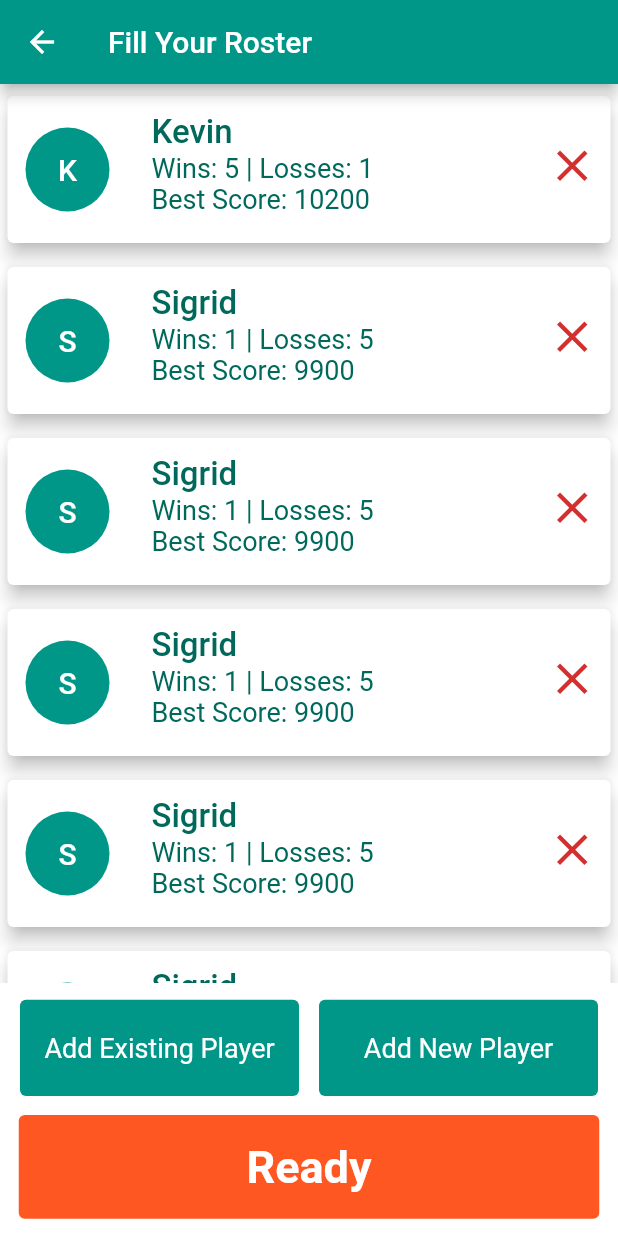
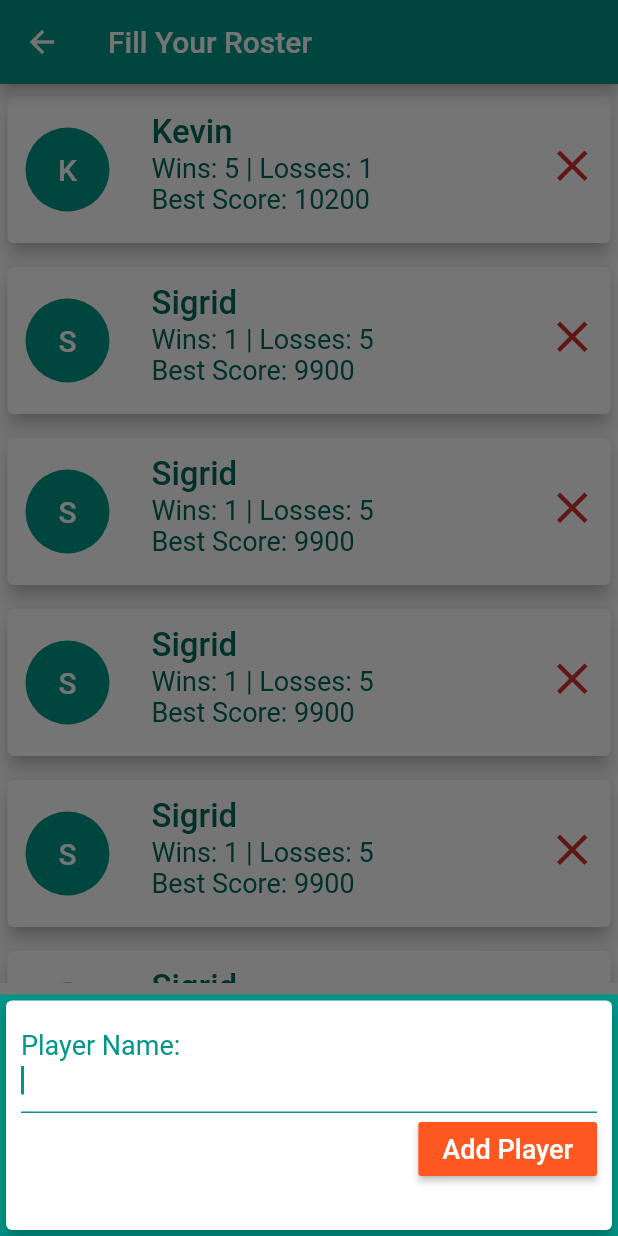
Before and after one commit to Kgresmer/farkle_scoreboard, a Flutter app: the FillRosterScreen screen opened by its route, after a tap on "Add New Player", on a phone screen of 412 x 824 dp. Run offline on Flutter 3.47's test engine with Material 2 defaults, Android fonts, the phone set to English and light mode, and no system bars.

Commit message:
Setting up new player input form.

```diff
--- a/lib/screens/fill_roster_screen.dart
+++ b/lib/screens/fill_roster_screen.dart
@@ -1,3 +1,5 @@
+import 'package:farkle_scoreboard/widgets/new_player.dart';
+
 import './set_player_order_screen.dart';
 import './add_existing_player_screen.dart';
 import '../models/Player.dart';
@@ -23,6 +25,19 @@ class FillRosterScreen extends StatelessWidget {
     Player(name: 'Sigrid', color: 2, wins: 1, losses: 5, bestScore: 9900),
     Player(name: 'Sigrid', color: 2, wins: 1, losses: 5, bestScore: 9900),
   ];
+
+  void addNewPlayer(BuildContext context) {
+    showModalBottomSheet(
+        context: context,
+        isScrollControlled: true,
+        builder: (_) {
+          return GestureDetector(
+            onTap: () {},
+            child: NewPlayer(),
+            behavior: HitTestBehavior.opaque,
+          );
+        });
+  }
 
   @override
   Widget build(BuildContext context) {
@@ -118,7 +133,7 @@ class FillRosterScreen extends StatelessWidget {
                               style: TextButton.styleFrom(
                                   backgroundColor: Colors.teal,
                                   textStyle: TextStyle(fontSize: 18)),
-                              onPressed: () {},
+                              onPressed: () => addNewPlayer(context),
                               child: Text('Add New Player')))
                     ],
                   ),
--- /dev/null
+++ b/lib/widgets/new_player.dart
@@ -0,0 +1,59 @@
+import 'package:flutter/material.dart';
+
+class NewPlayer extends StatefulWidget {
+  @override
+  _NewPlayerState createState() => _NewPlayerState();
+}
+
+class _NewPlayerState extends State<NewPlayer> {
+  final _nameController = TextEditingController();
+
+  void _submitData() {
+    final nameInput = _nameController.text;
+    if (nameInput.isEmpty) return;
+
+    Navigator.of(context).pop();
+  }
+
+  @override
+  Widget build(BuildContext context) {
+    return SingleChildScrollView(
+      child: Card(
+        elevation: 5,
+        child: Container(
+          padding: EdgeInsets.only(
+              top: 10,
+              bottom: MediaQuery.of(context).viewInsets.bottom + 30,
+              left: 10,
+              right: 10),
+          child: Column(
+            crossAxisAlignment: CrossAxisAlignment.end,
+            children: <Widget>[
+              TextField(
+                cursorColor: Colors.teal,
+                decoration: InputDecoration(
+                    labelText: 'Player Name:',
+                    labelStyle: TextStyle(fontSize: 24, color: Colors.teal),
+                    enabledBorder: UnderlineInputBorder(
+                        borderSide: BorderSide(color: Colors.teal)),
+                    focusedBorder: UnderlineInputBorder(
+                        borderSide: BorderSide(color: Colors.teal))),
+                controller: _nameController,
+                autofocus: true,
+                onSubmitted: (_) => _submitData(),
+              ),
+              RaisedButton(
+                  child: Text(
+                    'Add Player',
+                    style: TextStyle(fontSize: 18),
+                  ),
+                  color: Theme.of(context).accentColor,
+                  textColor: Colors.white,
+                  onPressed: _submitData)
+            ],
+          ),
+        ),
+      ),
+    );
+  }
+}
```
